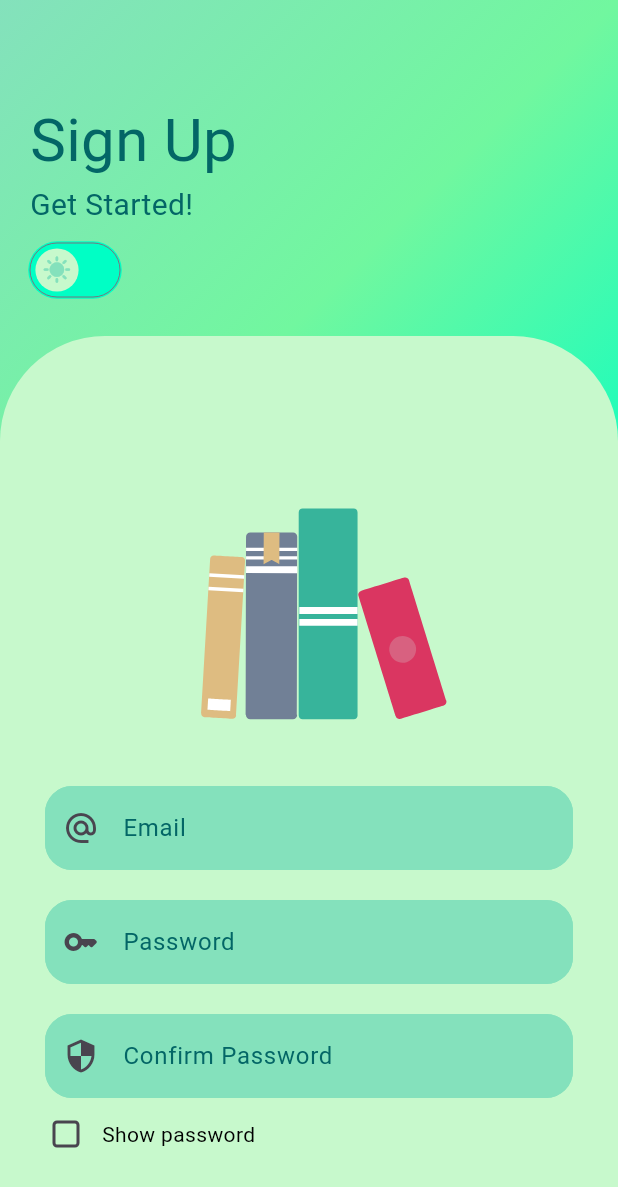
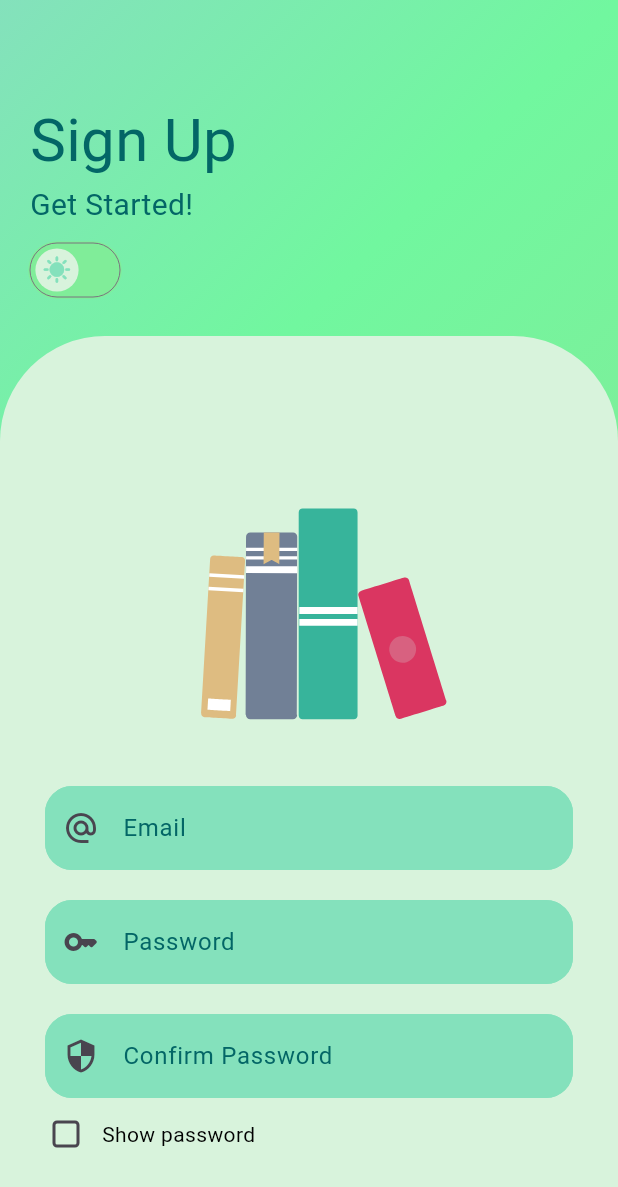
Before and after one commit to tlvhoang06/book-app-flutter, a Flutter app: the RegisterPage screen opened by its route, on a phone screen of 412 x 824 dp. Shown: the top 1187 px of the screen. Run offline on Flutter 3.47's test engine with Material 3 defaults, Android fonts, the light colour scheme and no system bars; our stand-ins replace cloud_firestore, firebase_auth, firebase_core, flutter_riverpod, go_router, lottie; accounts and stored records are empty.

Commit message:
Color Shifting

```diff
--- a/lib/core/themes/colors.dart
+++ b/lib/core/themes/colors.dart
@@ -11,13 +11,13 @@ class AppColor {
   final bool isDarkMode;
   AppColor(this.isDarkMode);
   Color get background =>
-      isDarkMode ? const Color(0XFF092327) : const Color(0xFFC7F9CC);
+      isDarkMode ? const Color(0XFF092327) : const Color(0XFFd8f3dc);
   Color get primary =>
       isDarkMode ? const Color(0XFFbde0fe) : const Color(0XFF84e1bc);
   Color get secondary =>
       isDarkMode ? const Color(0XFFfadde1) : const Color(0XFF71f79f);
   Color get button =>
-      isDarkMode ? const Color(0XFFfb6f92) : const Color(0XFF00ffc5);
+      isDarkMode ? const Color(0XFFfb6f92) : const Color(0XFF80ed99);
   Color get text => isDarkMode ? Color(0XFF172a3a) : const Color(0XFF036666);
   Color error = Color(0xFFE94560);
   Color linktext = Color(0XFFb2f7ef);
--- a/lib/pages/auth/register_page.dart
+++ b/lib/pages/auth/register_page.dart
@@ -209,7 +209,10 @@ class _LoginPageState extends ConsumerState<RegisterPage> {
                               ),
                               child: Text(
                                 "Login",
-                                style: TextStyle(color: colors.button),
+                                style: TextStyle(
+                                  color: colors.button,
+                                  fontWeight: FontWeight.bold,
+                                ),
                               ),
                             ),
                           ],
--- a/lib/pages/loading_page.dart
+++ b/lib/pages/loading_page.dart
@@ -1,4 +1,3 @@
-import 'package:bookapp/core/themes/colors.dart';
 import 'package:flutter/material.dart';
 import 'package:lottie/lottie.dart';
 
```
Also changed, not shown: lib/core/router/router_provider.dart (+11 -10 lines), lib/pages/auth/login_page.dart (+5 -2 lines), lib/pages/welcome_page.dart (+18 -1 lines).
